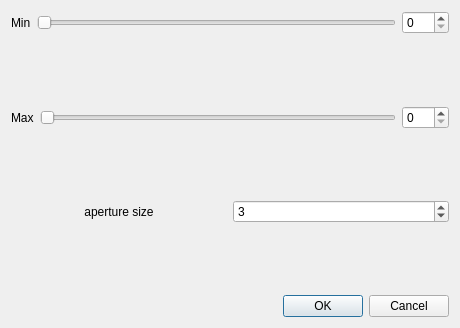
kmolLin/opencv_with_python, file core/cannydlg.ui: the form before one commit.
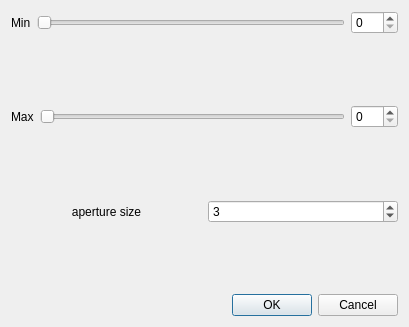
The form after the commit.

Commit message: connect to the dlg

```diff
--- a/core/cannydlg.ui
+++ b/core/cannydlg.ui
@@ -6,8 +6,8 @@
    <rect>
     <x>0</x>
     <y>0</y>
-    <width>460</width>
-    <height>328</height>
+    <width>409</width>
+    <height>327</height>
    </rect>
   </property>
   <property name="windowTitle">
```
